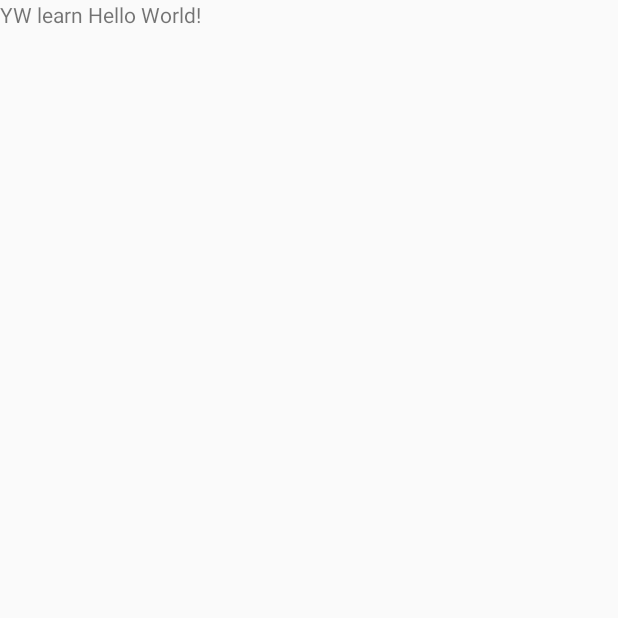
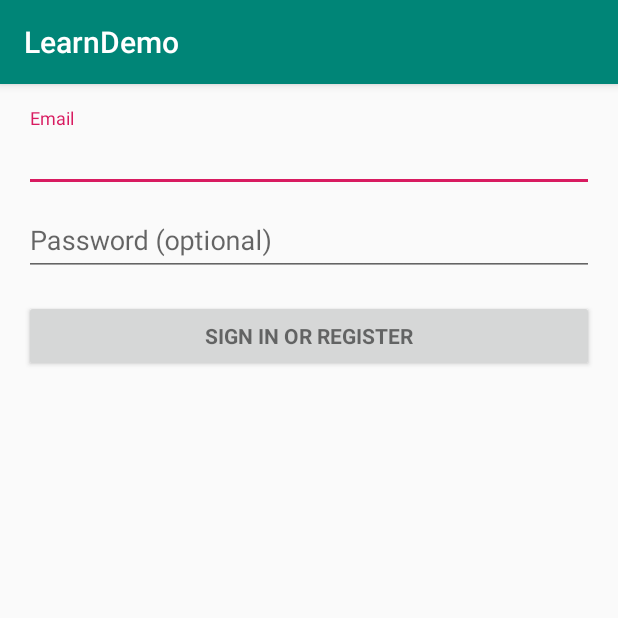
Before and after one commit to yaowen369/LearnDemo, an Android app: the screen it shows after launch (MainActivity before the commit, LoginActivity after it), on a phone screen of 412 x 824 dp, the top half of it. Before the commit the part shown is almost empty. Run offline under Robolectric (Android 15) with nearby library versions, the phone set to English and light mode, and no system bars.

Commit message:
官方dmeo可以运行成功

```diff
--- a/app/build.gradle
+++ b/app/build.gradle
@@ -24,5 +24,9 @@ dependencies {
     testImplementation 'junit:junit:4.12'
 
     implementation 'com.android.support:appcompat-v7:27.1.1'
+    implementation 'com.android.support:design:27.1.1'
 
+
+    implementation 'com.github.lzyzsd:jsbridge:1.0.4'
+    implementation 'com.google.code.gson:gson:2.7'
 }
--- /dev/null
+++ b/app/src/main/res/layout/activity_login.xml
@@ -0,0 +1,78 @@
+<LinearLayout xmlns:android="http://schemas.android.com/apk/res/android"
+    xmlns:tools="http://schemas.android.com/tools"
+    android:layout_width="match_parent"
+    android:layout_height="match_parent"
+    android:gravity="center_horizontal"
+    android:orientation="vertical"
+    android:paddingBottom="@dimen/activity_vertical_margin"
+    android:paddingLeft="@dimen/activity_horizontal_margin"
+    android:paddingRight="@dimen/activity_horizontal_margin"
+    android:paddingTop="@dimen/activity_vertical_margin"
+    tools:context="com.example.juexingzhe.android_js.LoginActivity">
+
+
+    <!-- Login progress -->
+    <ProgressBar
+        android:id="@+id/login_progress"
+        style="?android:attr/progressBarStyleLarge"
+        android:layout_width="wrap_content"
+        android:layout_height="wrap_content"
+        android:layout_marginBottom="8dp"
+        android:visibility="gone" />
+
+    <ScrollView
+        android:id="@+id/login_form"
+        android:layout_width="match_parent"
+        android:layout_height="match_parent">
+
+        <LinearLayout
+            android:id="@+id/email_login_form"
+            android:layout_width="match_parent"
+            android:layout_height="wrap_content"
+            android:orientation="vertical">
+
+            <android.support.design.widget.TextInputLayout
+                android:layout_width="match_parent"
+                android:layout_height="wrap_content">
+
+                <AutoCompleteTextView
+                    android:id="@+id/email"
+                    android:layout_width="match_parent"
+                    android:layout_height="wrap_content"
+                    android:hint="@string/prompt_email"
+                    android:inputType="textEmailAddress"
+                    android:maxLines="1"
+                    android:singleLine="true" />
+
+            </android.support.design.widget.TextInputLayout>
+
+            <android.support.design.widget.TextInputLayout
+                android:layout_width="match_parent"
+                android:layout_height="wrap_content">
+
+                <EditText
+                    android:id="@+id/password"
+                    android:layout_width="match_parent"
+                    android:layout_height="wrap_content"
+                    android:hint="@string/prompt_password"
+                    android:imeActionId="@+id/login"
+                    android:imeActionLabel="@string/action_sign_in_short"
+                    android:imeOptions="actionUnspecified"
+                    android:inputType="textPassword"
+                    android:maxLines="1"
+                    android:singleLine="true" />
+
+            </android.support.design.widget.TextInputLayout>
+
+            <Button
+                android:id="@+id/email_sign_in_button"
+                style="?android:textAppearanceSmall"
+                android:layout_width="match_parent"
+                android:layout_height="wrap_content"
+                android:layout_marginTop="16dp"
+                android:text="@string/action_sign_in"
+                android:textStyle="bold" />
+
+        </LinearLayout>
+    </ScrollView>
+</LinearLayout>
--- /dev/null
+++ b/app/src/main/res/values/dimens.xml
@@ -0,0 +1,5 @@
+<resources>
+    <!-- Default screen margins, per the Android Design guidelines. -->
+    <dimen name="activity_horizontal_margin">16dp</dimen>
+    <dimen name="activity_vertical_margin">16dp</dimen>
+</resources>
--- a/app/src/main/res/values/strings.xml
+++ b/app/src/main/res/values/strings.xml
@@ -1,3 +1,15 @@
 <resources>
     <string name="app_name">LearnDemo</string>
+
+    <!-- Strings related to login -->
+    <string name="prompt_email">Email</string>
+    <string name="prompt_password">Password (optional)</string>
+    <string name="action_sign_in">Sign in or register</string>
+    <string name="action_sign_in_short">Sign in</string>
+    <string name="error_invalid_email">This email address is invalid</string>
+    <string name="error_invalid_password">This password is too short</string>
+    <string name="error_incorrect_password">This password is incorrect</string>
+    <string name="error_field_required">This field is required</string>
+    <string name="permission_rationale">"Contacts permissions are needed for providing email completions."
+    </string>
 </resources>
--- a/build.gradle
+++ b/build.gradle
@@ -4,6 +4,7 @@ buildscript {
     repositories {
         google()
         jcenter()
+        maven { url "https://jitpack.io" }
 
     }
     dependencies {
@@ -18,6 +19,7 @@ allprojects {
     repositories {
         google()
         jcenter()
+        maven { url "https://jitpack.io" }
 
     }
 }
```
Also changed, not shown: app/src/main/AndroidManifest.xml (+13 -0 lines), app/src/main/java/com/yaoxiaowen/learndemo/jsbridge/LoginActivity.java (added, +360 -0 lines), app/src/main/java/com/yaoxiaowen/learndemo/jsbridge/UserInfo.java (added, +22 -0 lines), app/src/main/java/com/yaoxiaowen/learndemo/jsbridge/WebActivity.java (added, +56 -0 lines), app/src/main/res/layout/web_activity.xml (added, +12 -0 lines).
